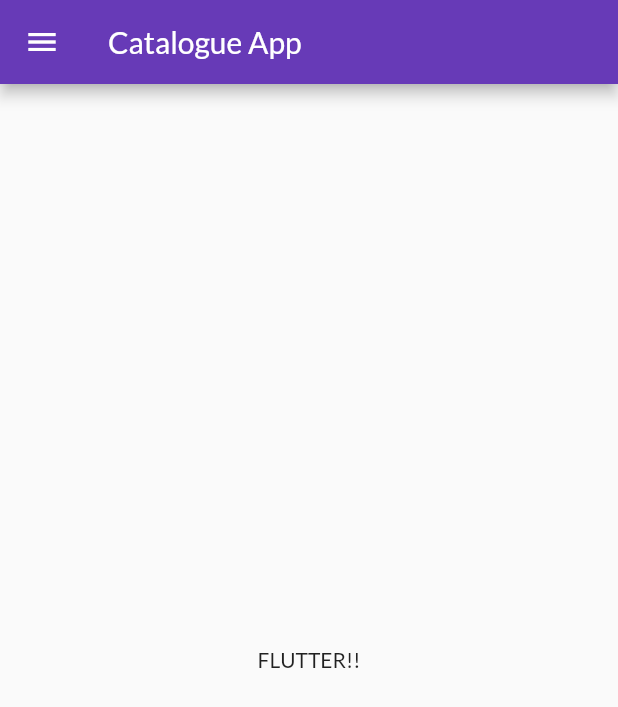
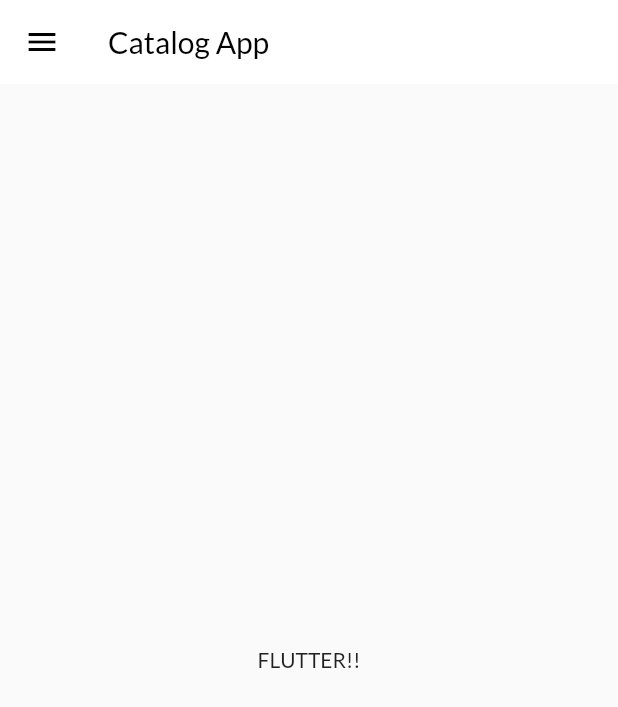
Before and after one commit to gandhar007/30DaysCatalogueApp, a Flutter app: the screen it shows after launch, on a phone screen of 412 x 824 dp. Shown: the top 707 px of the screen. Run offline on Flutter 3.47's test engine with Material 2 defaults, Android fonts, the phone set to English and light mode, and no system bars; our stand-ins replace google_fonts.

Commit message:
Themes Extracted

```diff
--- a/lib/main.dart
+++ b/lib/main.dart
@@ -3,6 +3,7 @@
 import 'pages/login_page.dart';
 import 'package:google_fonts/google_fonts.dart';
 import 'package:catalouge/utils/routes.dart';
+import 'package:catalouge/widgets/themes.dart';
 
 void main() {
   runApp(const MyApp());
@@ -16,16 +17,8 @@
   Widget build(BuildContext context) {
     return MaterialApp(
       debugShowCheckedModeBanner: false,
-      themeMode: ThemeMode.light,
-      theme: ThemeData(
-        primarySwatch: Colors.deepPurple,
-        fontFamily: GoogleFonts.lato().fontFamily,
-        //primaryTextTheme: GoogleFonts.latoTextTheme(),
-      ),
-      darkTheme: ThemeData(
-        brightness: Brightness.dark,
-      ),
-      initialRoute: "/home",
+      theme: MyTheme.lightTheme,
+      initialRoute: MyRoutes.homeRoute,
       routes: {
         "/": (context) => LoginPage(),
         MyRoutes.homeRoute: (context) => HomePage(),
--- a/lib/pages/home_page.dart
+++ b/lib/pages/home_page.dart
@@ -8,7 +8,13 @@
   Widget build(BuildContext context) {
     return Scaffold(
         appBar: AppBar(
-          title: Text("Catalogue App"),
+          elevation: 0,
+          title: Text(
+              "Catalog App",
+            style: TextStyle(
+              color: Colors.black
+            ),
+          ),
         ),
         body: Center(
           child: Text("FLUTTER!!")
--- /dev/null
+++ b/lib/widgets/themes.dart
@@ -0,0 +1,21 @@
+import 'package:flutter/material.dart';
+import 'package:google_fonts/google_fonts.dart';
+
+class MyTheme{
+  static ThemeData get lightTheme => ThemeData(
+    primarySwatch: Colors.deepPurple,
+    fontFamily: GoogleFonts.lato().fontFamily,
+    //primaryTextTheme: GoogleFonts.latoTextTheme(),
+    appBarTheme: const AppBarTheme(
+      elevation: 0,
+      color: Colors.white,
+      iconTheme: IconThemeData(
+      color: Colors.black,
+    ),
+   ),
+  );
+
+  static ThemeData get darkTheme => ThemeData(
+    brightness: Brightness.dark,
+  );
+}
```
